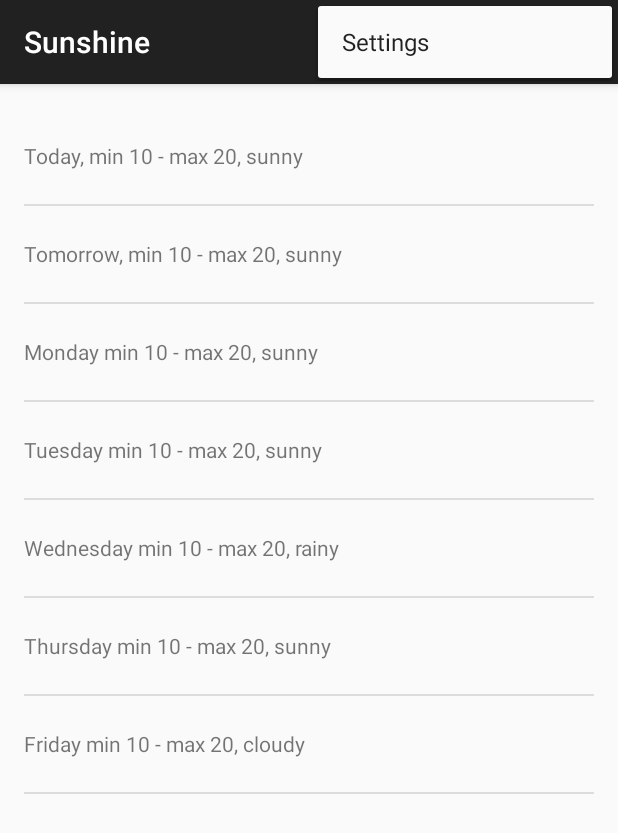
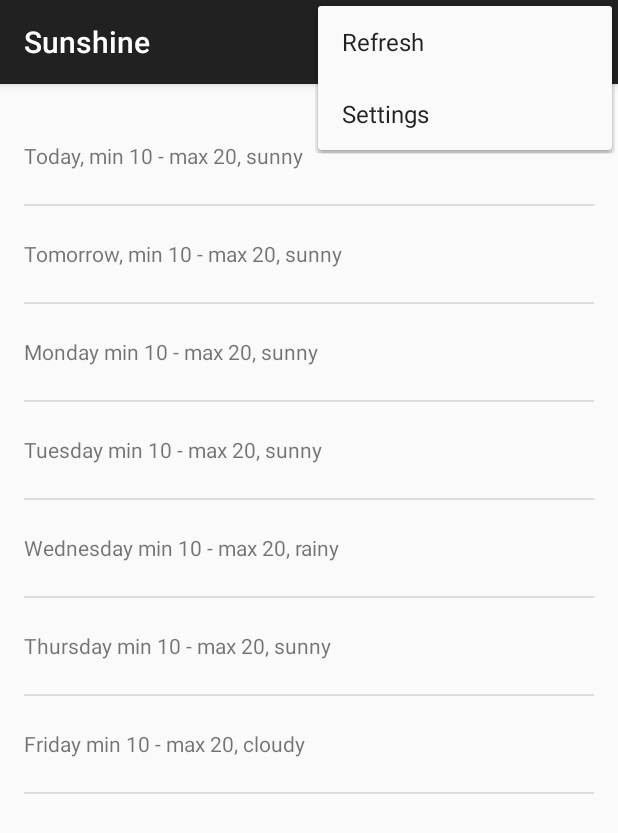
Before and after one commit to diegoMSilva/Sunshine1, an Android app: the screen it shows after launch (MainActivity), with the options menu open, on a phone screen of 412 x 824 dp. Shown: the top 833 px of the screen. Run offline under Robolectric (Android 15) with nearby library versions, the phone set to English and light mode, and no system bars.

```diff
--- a/app/src/main/AndroidManifest.xml
+++ b/app/src/main/AndroidManifest.xml
@@ -1,6 +1,9 @@
 <?xml version="1.0" encoding="utf-8"?>
 <manifest xmlns:android="http://schemas.android.com/apk/res/android"
     package="com.example.diego.sunshine" >
+
+    <uses-permission android:name="android.permission.INTERNET"/>
+
 
     <application
         android:allowBackup="true"
--- a/app/src/main/java/com/example/diego/sunshine/MainActivity.java
+++ b/app/src/main/java/com/example/diego/sunshine/MainActivity.java
@@ -32,7 +32,7 @@ public class MainActivity extends ActionBarActivity {
         setContentView(R.layout.activity_main);
         if (savedInstanceState == null) {
             getSupportFragmentManager().beginTransaction()
-                    .add(R.id.container, new PlaceholderFragment())
+                    .add(R.id.container, new ForecastFragment())
                     .commit();
         }
     }
@@ -60,121 +60,4 @@ public class MainActivity extends ActionBarActivity {
         return super.onOptionsItemSelected(item);
     }
 
-    /**
-     * A placeholder fragment containing a simple view.
-     */
-    public static class PlaceholderFragment extends Fragment {
-
-        public PlaceholderFragment() {
-        }
-
-        @Override
-        public View onCreateView(LayoutInflater inflater, ViewGroup container,
-                                 Bundle savedInstanceState) {
-            View rootView = inflater.inflate(R.layout.fragment_main, container, false);
-
-            //fill a string with the content of the listview
-            String[] list_items = {
-                    "Today, min 10 - max 20, sunny",
-                    "Tomorrow, min 10 - max 20, sunny",
-                    "Monday min 10 - max 20, sunny",
-                    "Tuesday min 10 - max 20, sunny",
-                    "Wednesday min 10 - max 20, rainy",
-                    "Thursday min 10 - max 20, sunny",
-                    "Friday min 10 - max 20, cloudy",
-            };
-
-            //convert the array into an ArrayList object
-            ArrayList forecast_info = new ArrayList<String>(Arrays.asList(list_items));
-
-            //create an adapter to setup the content of the string array into the listview properly
-            ArrayAdapter arrayAdapter = new ArrayAdapter<String>(
-                    //activities of this fragment's parents
-                    getActivity(),
-                    //id of the layout where the textview object of each row is going to be placed
-                    R.layout.list_item_forecast,
-                    //id of the textview that is going to be used to generate all the textview obejcts
-                    R.id.list_item_forecast_textview,
-                    //the array data that is going to populate the textviews and consequently the layout
-                    forecast_info);
-
-            //connecting/binding the adapter to the listview
-            //* find a reference to the listview traversing the tree of views from the root view node
-            // note that we used the R.id to get the listview id
-            ListView listView = (ListView) rootView.findViewById(R.id.list_view_forecast);
-
-            //set the adapter to the listview
-            listView.setAdapter(arrayAdapter);
-
-
-
-            //making an HTTPRequest
-            //read response from an input stream
-            //cleaning the input stream
-
-            // These two need to be declared outside the try/catch
-            // so that they can be closed in the finally block.
-            HttpURLConnection urlConnection = null;
-            BufferedReader reader = null;
-
-            // Will contain the raw JSON response as a string.
-            String forecastJsonStr = null;
-
-            try {
-                //query to get data from the openweather cloud API,
-                // http://api.openweathermap.org/data/2.5/forecast/daily?q=Recife&units=metric&cnt=7&mode=json
-                // Construct the URL for the OpenWeatherMap query
-                // Possible parameters are available at OWM's forecast API page, at
-                // http://openweathermap.org/API#forecast
-                URL url = new URL("http://api.openweathermap.org/data/2.5/forecast/daily?q=94043&mode=json&units=metric&cnt=7");
-
-                // Create the request to OpenWeatherMap, and open the connection
-                urlConnection = (HttpURLConnection) url.openConnection();
-                urlConnection.setRequestMethod("GET");
-                urlConnection.connect();
-
-                // Read the input stream into a String
-                InputStream inputStream = urlConnection.getInputStream();
-                StringBuffer buffer = new StringBuffer();
-                if (inputStream == null) {
-                    // Nothing to do.
-                    forecastJsonStr = null;
-                }
-                reader = new BufferedReader(new InputStreamReader(inputStream));
-
-                String line;
-                while ((line = reader.readLine()) != null) {
-                    // Since it's JSON, adding a newline isn't necessary (it won't affect parsing)
-                    // But it does make debugging a *lot* easier if you print out the completed
-                    // buffer for debugging.
-                    buffer.append(line + "\n");
-                }
-
-                if (buffer.length() == 0) {
-                    // Stream was empty.  No point in parsing.
-                    forecastJsonStr = null;
-                }
-                forecastJsonStr = buffer.toString();
-            } catch (IOException e) {
-                Log.e("PlaceholderFragment", "Error ", e);
-                // If the code didn't successfully get the weather data, there's no point in attempting
-                // to parse it.
-                forecastJsonStr = null;
-            } finally{
-                if (urlConnection != null) {
-                    urlConnection.disconnect();
-                }
-                if (reader != null) {
-                    try {
-                        reader.close();
-                    } catch (final IOException e) {
-                        Log.e("PlaceholderFragment", "Error closing stream", e);
-                    }
-                }
-            }
-            //end of HTTP requisition and fetching process
-
-            return rootView;
-        }
-    }
 }
--- a/app/src/main/res/layout/fragment_main.xml
+++ b/app/src/main/res/layout/fragment_main.xml
@@ -1,14 +1,16 @@
 <FrameLayout xmlns:android="http://schemas.android.com/apk/res/android"
-    xmlns:tools="http://schemas.android.com/tools" android:layout_width="match_parent"
-    android:layout_height="match_parent" android:paddingLeft="@dimen/activity_horizontal_margin"
+    xmlns:tools="http://schemas.android.com/tools"
+    android:layout_width="match_parent"
+    android:layout_height="match_parent"
+    android:paddingLeft="@dimen/activity_horizontal_margin"
     android:paddingRight="@dimen/activity_horizontal_margin"
     android:paddingTop="@dimen/activity_vertical_margin"
     android:paddingBottom="@dimen/activity_vertical_margin"
-    tools:context=".MainActivity$PlaceholderFragment">
+    tools:context=".MainActivity$ForecastFragment">
 
     <ListView
         android:id="@+id/list_view_forecast"
         android:layout_width="match_parent"
-        android:layout_height="match_parent" />
+        android:layout_height="533dp" />
 
 </FrameLayout>
--- /dev/null
+++ b/app/src/main/res/menu/forecastfragment.xml
@@ -0,0 +1,10 @@
+<?xml version="1.0" encoding="utf-8"?>
+<menu xmlns:android="http://schemas.android.com/apk/res/android"
+    xmlns:app="http://schemas.android.com/apk/res-auto">
+    <item
+        android:id="@+id/action_refresh"
+        android:title="Refresh"
+        app:showAsAction="never"
+    />
+    <!-- app:showAsAction="never" because we want it to show only on a click on the overflow menu btn -->
+</menu>
--- a/app/src/main/res/values/strings.xml
+++ b/app/src/main/res/values/strings.xml
@@ -4,5 +4,6 @@
     <string name="app_name">Sunshine</string>
     <string name="hello_world">Hello world!</string>
     <string name="action_settings">Settings</string>
+    <string name="action_refresh" translatable="false">Refresh</string>
 
 </resources>
```
Also changed, not shown: app/src/main/java/com/example/diego/sunshine/ForecastFragment.java (added, +345 -0 lines), app/src/main/res/menu/menu_main.xml (+6 -2 lines), 3 other files.
